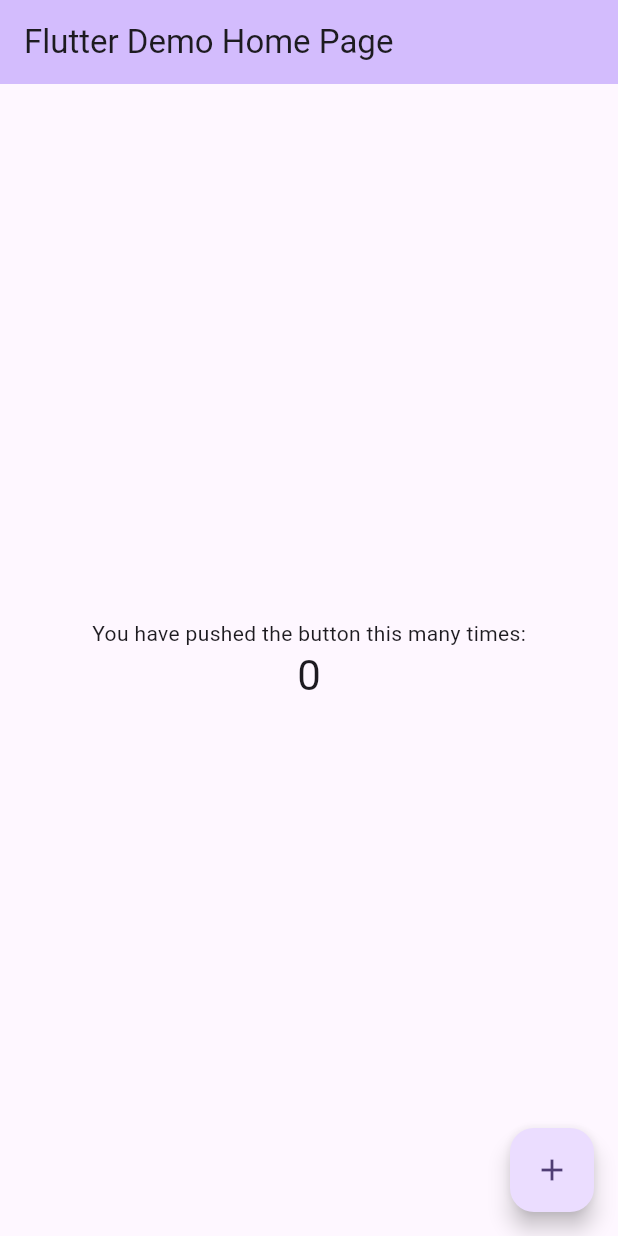
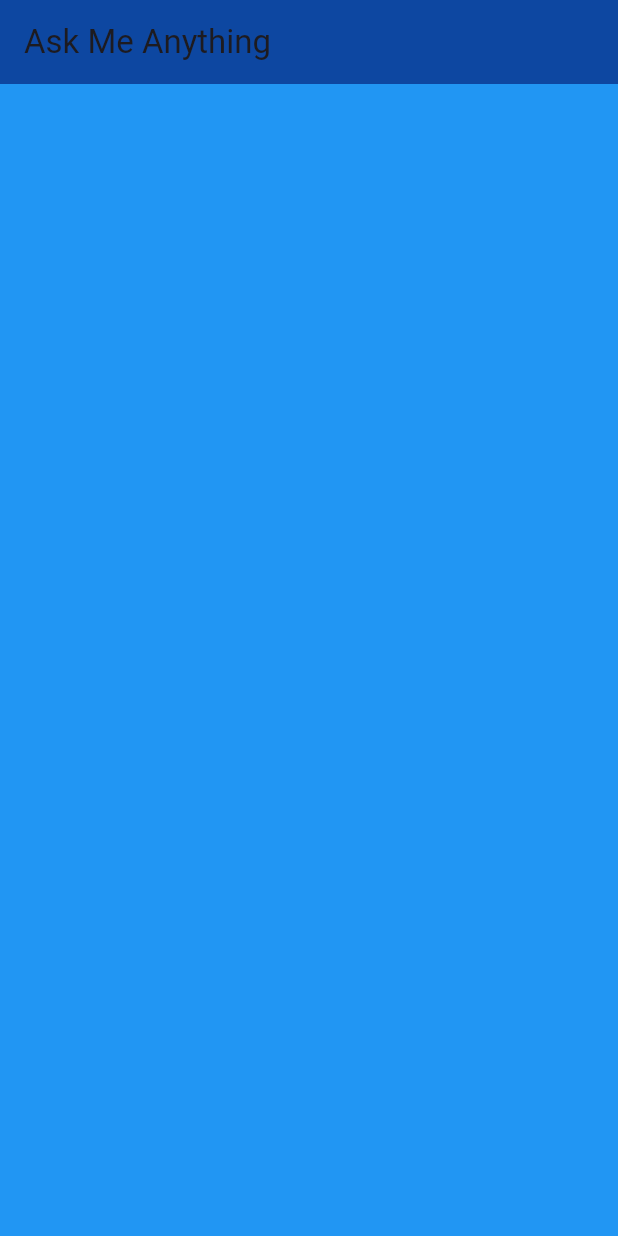
Before and after one commit to AayushChaube/magic_8_ball, a Flutter app: the screen it shows after launch, on a phone screen of 412 x 824 dp. Run offline on Flutter 3.47's test engine with Material 3 defaults, Android fonts, the phone set to English and light mode, and no system bars.

Commit message:
Created appbar and empty body for the ball page.

```diff
--- a/lib/main.dart
+++ b/lib/main.dart
@@ -1,125 +1,23 @@
 import 'package:flutter/material.dart';
 
 void main() {
-  runApp(const MyApp());
+  runApp(const BallPage());
 }
 
-class MyApp extends StatelessWidget {
-  const MyApp({super.key});
+class BallPage extends StatelessWidget {
+  const BallPage({super.key});
 
-  // This widget is the root of your application.
   @override
   Widget build(BuildContext context) {
     return MaterialApp(
-      title: 'Flutter Demo',
-      theme: ThemeData(
-        // This is the theme of your application.
-        //
-        // TRY THIS: Try running your application with "flutter run". You'll see
-        // the application has a purple toolbar. Then, without quitting the app,
-        // try changing the seedColor in the colorScheme below to Colors.green
-        // and then invoke "hot reload" (save your changes or press the "hot
-        // reload" button in a Flutter-supported IDE, or press "r" if you used
-        // the command line to start the app).
-        //
-        // Notice that the counter didn't reset back to zero; the application
-        // state is not lost during the reload. To reset the state, use hot
-        // restart instead.
-        //
-        // This works for code too, not just values: Most code changes can be
-        // tested with just a hot reload.
-        colorScheme: ColorScheme.fromSeed(seedColor: Colors.deepPurple),
-        useMaterial3: true,
+      home: Scaffold(
+        appBar: AppBar(
+          title: const Text('Ask Me Anything'),
+          backgroundColor: Colors.blue.shade900,
+        ),
+        backgroundColor: Colors.blue,
+        body: Container(),
       ),
-      home: const MyHomePage(title: 'Flutter Demo Home Page'),
     );
   }
 }
-
-class MyHomePage extends StatefulWidget {
-  const MyHomePage({super.key, required this.title});
-
-  // This widget is the home page of your application. It is stateful, meaning
-  // that it has a State object (defined below) that contains fields that affect
-  // how it looks.
-
-  // This class is the configuration for the state. It holds the values (in this
-  // case the title) provided by the parent (in this case the App widget) and
-  // used by the build method of the State. Fields in a Widget subclass are
-  // always marked "final".
-
-  final String title;
-
-  @override
-  State<MyHomePage> createState() => _MyHomePageState();
-}
-
-class _MyHomePageState extends State<MyHomePage> {
-  int _counter = 0;
-
-  void _incrementCounter() {
-    setState(() {
-      // This call to setState tells the Flutter framework that something has
-      // changed in this State, which causes it to rerun the build method below
-      // so that the display can reflect the updated values. If we changed
-      // _counter without calling setState(), then the build method would not be
-      // called again, and so nothing would appear to happen.
-      _counter++;
-    });
-  }
-
-  @override
-  Widget build(BuildContext context) {
-    // This method is rerun every time setState is called, for instance as done
-    // by the _incrementCounter method above.
-    //
-    // The Flutter framework has been optimized to make rerunning build methods
-    // fast, so that you can just rebuild anything that needs updating rather
-    // than having to individually change instances of widgets.
-    return Scaffold(
-      appBar: AppBar(
-        // TRY THIS: Try changing the color here to a specific color (to
-        // Colors.amber, perhaps?) and trigger a hot reload to see the AppBar
-        // change color while the other colors stay the same.
-        backgroundColor: Theme.of(context).colorScheme.inversePrimary,
-        // Here we take the value from the MyHomePage object that was created by
-        // the App.build method, and use it to set our appbar title.
-        title: Text(widget.title),
-      ),
-      body: Center(
-        // Center is a layout widget. It takes a single child and positions it
-        // in the middle of the parent.
-        child: Column(
-          // Column is also a layout widget. It takes a list of children and
-          // arranges them vertically. By default, it sizes itself to fit its
-          // children horizontally, and tries to be as tall as its parent.
-          //
-          // Column has various properties to control how it sizes itself and
-          // how it positions its children. Here we use mainAxisAlignment to
-          // center the children vertically; the main axis here is the vertical
-          // axis because Columns are vertical (the cross axis would be
-          // horizontal).
-          //
-          // TRY THIS: Invoke "debug painting" (choose the "Toggle Debug Paint"
-          // action in the IDE, or press "p" in the console), to see the
-          // wireframe for each widget.
-          mainAxisAlignment: MainAxisAlignment.center,
-          children: <Widget>[
-            const Text(
-              'You have pushed the button this many times:',
-            ),
-            Text(
-              '$_counter',
-              style: Theme.of(context).textTheme.headlineMedium,
-            ),
-          ],
-        ),
-      ),
-      floatingActionButton: FloatingActionButton(
-        onPressed: _incrementCounter,
-        tooltip: 'Increment',
-        child: const Icon(Icons.add),
-      ), // This trailing comma makes auto-formatting nicer for build methods.
-    );
-  }
-}
```
Also changed, not shown: 1 other file.
